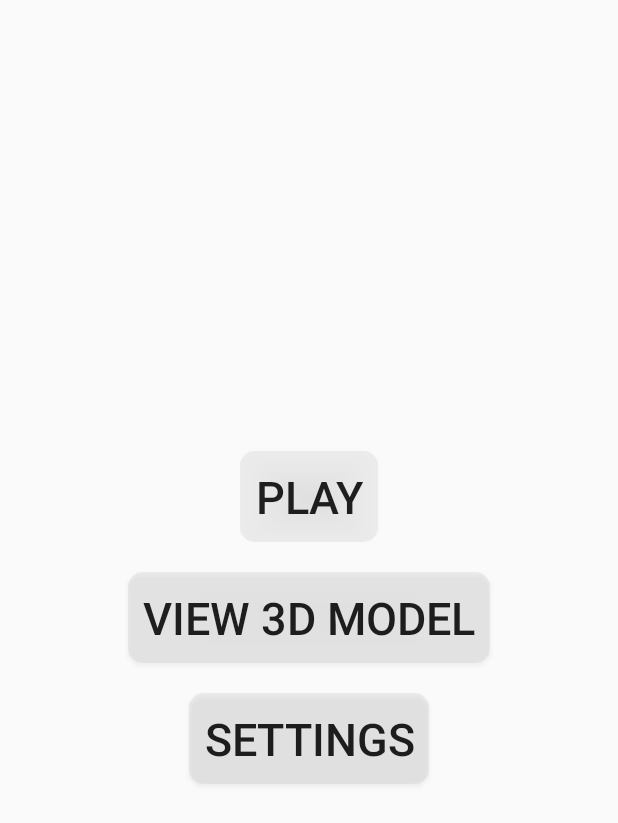
After one commit to akashd50/3DObjectDecoder, an Android app: the layout home_activity.xml on its own in the app's theme, with its tools: preview values and no code run, on a phone screen of 412 x 824 dp. The commit adds this screen. Shown: the top 823 px of the screen. Run offline under Robolectric (Android 15) with nearby library versions, the phone set to English and light mode, and no system bars.

Commit message:
Re-structured the code and expanding the app.

```diff
--- a/app/src/main/java/com/akashapps/a3dobjectdecoder/Utilities/Utilities.java
+++ b/app/src/main/java/com/akashapps/a3dobjectdecoder/Utilities/Utilities.java
@@ -7,7 +7,7 @@ import android.graphics.Canvas;
 import android.graphics.Paint;
 
 import com.akashapps.a3dobjectdecoder.R;
-import com.akashapps.a3dobjectdecoder.TexturedPlane;
+import com.akashapps.a3dobjectdecoder.objects.TexturedPlane;
 
 public class Utilities {
     private static Context context;
--- a/app/src/main/java/com/akashapps/a3dobjectdecoder/TouchController.java
+++ b/app/src/main/java/com/akashapps/a3dobjectdecoder/logic/TouchController.java
@@ -1,4 +1,4 @@
-package com.akashapps.a3dobjectdecoder;
+package com.akashapps.a3dobjectdecoder.logic;
 
 import android.support.v4.view.MotionEventCompat;
 import android.view.MotionEvent;
--- a/app/src/main/java/com/akashapps/a3dobjectdecoder/Cube.java
+++ b/app/src/main/java/com/akashapps/a3dobjectdecoder/objects/Cube.java
@@ -1,4 +1,4 @@
-package com.akashapps.a3dobjectdecoder;
+package com.akashapps.a3dobjectdecoder.objects;
 
 import android.content.Context;
 import android.content.res.Resources;
--- a/app/src/main/java/com/akashapps/a3dobjectdecoder/SimpleVector.java
+++ b/app/src/main/java/com/akashapps/a3dobjectdecoder/objects/SimpleVector.java
@@ -1,4 +1,4 @@
-package com.akashapps.a3dobjectdecoder;
+package com.akashapps.a3dobjectdecoder.objects;
 
 public class SimpleVector {
     public float x, y,z;
--- a/app/src/main/java/com/akashapps/a3dobjectdecoder/Triangle.java
+++ b/app/src/main/java/com/akashapps/a3dobjectdecoder/objects/Triangle.java
@@ -1,12 +1,12 @@
-package com.akashapps.a3dobjectdecoder;
+package com.akashapps.a3dobjectdecoder.objects;
 
 import android.opengl.GLES20;
+
+import com.akashapps.a3dobjectdecoder.UI.GLRenderer;
 
 import java.nio.ByteBuffer;
 import java.nio.ByteOrder;
 import java.nio.FloatBuffer;
-
-import javax.microedition.khronos.opengles.GL10;
 
 import static android.opengl.GLES20.GL_BLEND;
 import static android.opengl.GLES20.GL_ONE_MINUS_SRC_ALPHA;
--- /dev/null
+++ b/app/src/main/res/drawable-v24/button_background.xml
@@ -0,0 +1,12 @@
+<?xml version="1.0" encoding="utf-8"?>
+<shape xmlns:android="http://schemas.android.com/apk/res/android">
+    <solid
+        android:color="#50CDCDCD" />
+    <corners
+        android:radius="10dp" />
+    <padding
+        android:left="10dp"
+        android:top="10dp"
+        android:right="10dp"
+        android:bottom="10dp" />
+</shape>
--- /dev/null
+++ b/app/src/main/res/layout/home_activity.xml
@@ -0,0 +1,39 @@
+<?xml version="1.0" encoding="utf-8"?>
+<RelativeLayout xmlns:android="http://schemas.android.com/apk/res/android"
+    xmlns:tools="http://schemas.android.com/tools"
+    android:layout_width="match_parent"
+    android:layout_height="match_parent"
+    tools:context=".UI.ActivityHome">
+    <Button
+        android:id="@+id/settings_button_main"
+        android:layout_width="wrap_content"
+        android:layout_height="wrap_content"
+        android:layout_marginTop="20dp"
+        android:background="@drawable/button_background"
+        android:layout_below="@id/object_decoder_button_main"
+        android:layout_centerInParent="true"
+        android:text="Settings"
+        android:textSize="30sp" />
+
+    <Button
+        android:id="@+id/play_button_main"
+        android:layout_width="wrap_content"
+        android:layout_height="wrap_content"
+        android:background="@drawable/button_background"
+        android:layout_centerInParent="true"
+        android:text="Play"
+        android:layout_above="@id/object_decoder_button_main"
+        android:textSize="30sp" />
+
+    <Button
+        android:id="@+id/object_decoder_button_main"
+        android:layout_width="wrap_content"
+        android:layout_height="wrap_content"
+        android:background="@drawable/button_background"
+        android:layout_centerInParent="true"
+        android:layout_marginTop="20dp"
+        android:text="View 3D Model"
+        android:textSize="30sp" />
+
+
+</RelativeLayout>
```
Also changed, not shown: app/src/main/AndroidManifest.xml (+16 -1 lines), app/src/main/java/com/akashapps/a3dobjectdecoder/UI/ActivityHome.java (added, +81 -0 lines), app/src/main/java/com/akashapps/a3dobjectdecoder/UI/GLRenderer.java (renamed from app/src/main/java/com/akashapps/a3dobjectdecoder/GLRenderer.java, +8 -11 lines), app/src/main/java/com/akashapps/a3dobjectdecoder/UI/GLRendererActivity.java (renamed from app/src/main/java/com/akashapps/a3dobjectdecoder/GLRendererActivity.java, +1 -9 lines), app/src/main/java/com/akashapps/a3dobjectdecoder/UI/GLRendererView.java (renamed from app/src/main/java/com/akashapps/a3dobjectdecoder/GLRendererView.java, +2 -11 lines), app/src/main/java/com/akashapps/a3dobjectdecoder/UI/MainGameActivity.java (added, +46 -0 lines), app/src/main/java/com/akashapps/a3dobjectdecoder/UI/MainGameRenderer.java (added, +90 -0 lines), app/src/main/java/com/akashapps/a3dobjectdecoder/UI/MainGameSurfaceView.java (added, +62 -0 lines), app/src/main/java/com/akashapps/a3dobjectdecoder/objects/ObjDecoder.java (renamed from app/src/main/java/com/akashapps/a3dobjectdecoder/ObjDecoder.java, +3 -15 lines), app/src/main/java/com/akashapps/a3dobjectdecoder/objects/ObjectDecoderWLS.java (renamed from app/src/main/java/com/akashapps/a3dobjectdecoder/ObjectDecoderWLS.java, +4 -16 lines), app/src/main/java/com/akashapps/a3dobjectdecoder/objects/Square.java (renamed from app/src/main/java/com/akashapps/a3dobjectdecoder/Square.java, +1 -7 lines), app/src/main/java/com/akashapps/a3dobjectdecoder/objects/TexturedPlane.java (renamed from app/src/main/java/com/akashapps/a3dobjectdecoder/TexturedPlane.java, +4 -4 lines), app/src/main/res/layout/progress_bar_layout.xml (added, +14 -0 lines).
